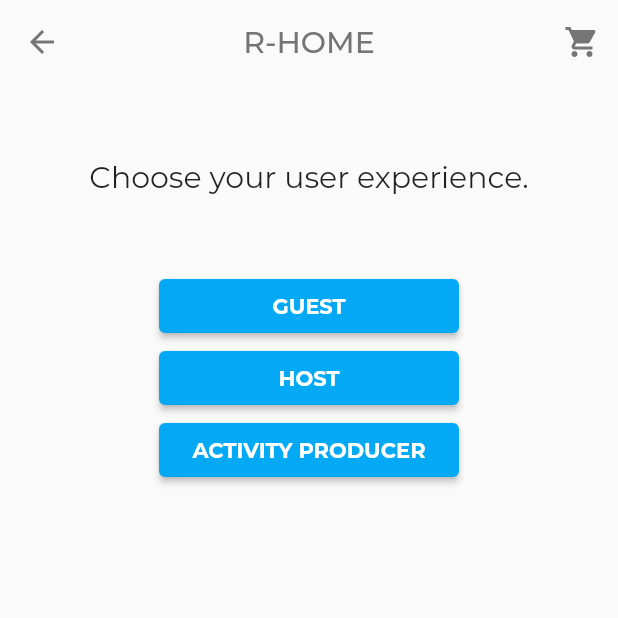
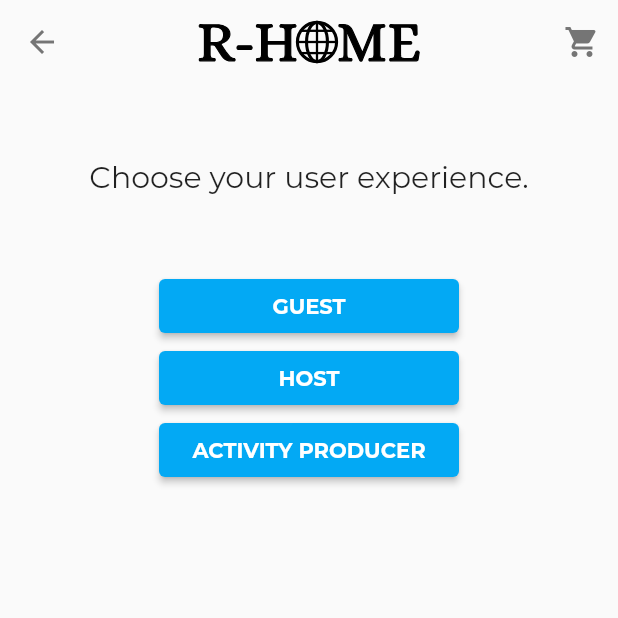
Before and after one commit to WARSKELETON/r_home, a Flutter app: the RolePage screen opened by its route, on a phone screen of 412 x 824 dp, the top half of it. Run offline on Flutter 3.47's test engine with Material 2 defaults, Android fonts, the phone set to English and light mode, and no system bars; our stand-ins replace auto_route, bloc, cloud_firestore, dartz, firebase_auth, firebase_core and 4 more; accounts and stored records are empty; project files that could hold a hidden picture were left out.

Commit message:
Added svg folder and title svg

```diff
--- a/lib/presentation/core/app_bar_widget.dart
+++ b/lib/presentation/core/app_bar_widget.dart
@@ -1,3 +1,4 @@
+import 'package:flutter_svg/svg.dart';
 import 'package:flutter/material.dart';
 
 class AppBarWidget extends StatelessWidget with PreferredSizeWidget {
@@ -9,7 +10,7 @@ class AppBarWidget extends StatelessWidget with PreferredSizeWidget {
   Widget build(BuildContext context) {
     return AppBar(
       elevation: 0,
-      title: Text(title),
+      title: SvgPicture.asset('assets/icons/app-title.svg', width: 150),
       foregroundColor: Colors.grey[600],
       centerTitle: true,
       backgroundColor: Colors.grey[50],
```
Also changed, not shown: pubspec.yaml (+4 -3 lines), assets/icons/app-title.svg (added), assets/icons/home1.png (added), pubspec.lock, 2 other files.
